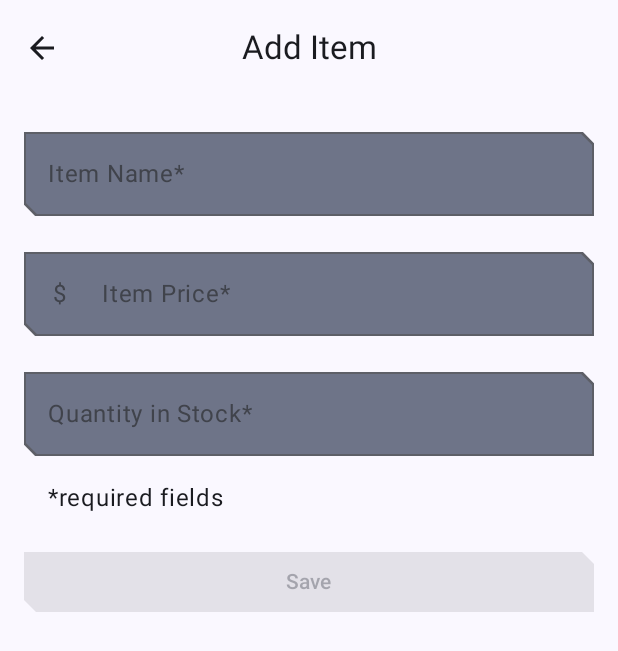
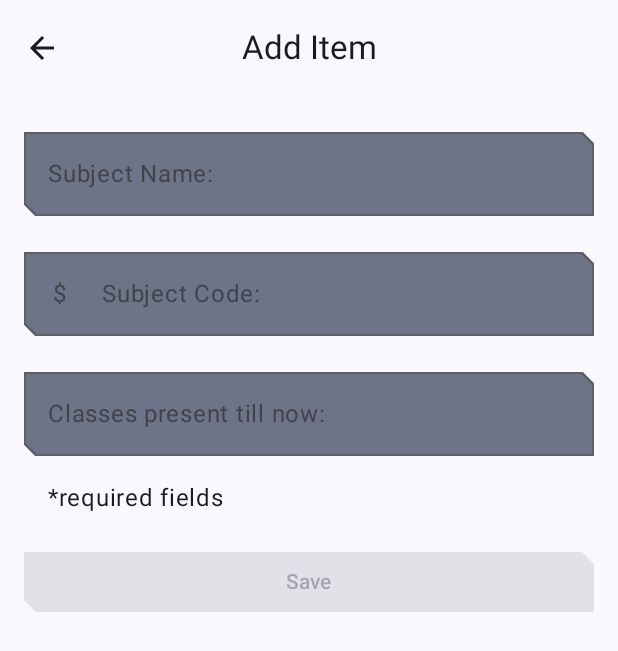
Before and after one commit to Walker31/ATrack, an Android app built with Jetpack Compose: the ItemEntryScreen screen opened through its navigation route, on a phone screen of 412 x 824 dp. Shown: the top 651 px of the screen. Run offline under Robolectric (Android 15) with nearby library versions, the phone set to English and light mode, and no system bars.

Commit message:
Update 1

```diff
--- a/app/src/main/AndroidManifest.xml
+++ b/app/src/main/AndroidManifest.xml
@@ -9,7 +9,7 @@
         android:fullBackupContent="@xml/backup_rules"
         android:icon="@mipmap/newicon_foreground"
         android:label="@string/app_name"
-        android:roundIcon="@mipmap/ic_launcher_round"
+        android:roundIcon="@mipmap/newicon_round"
         android:supportsRtl="true"
         android:theme="@style/Theme.ATrack"
         tools:targetApi="31">
--- a/app/src/main/java/com/example/atrack/ui/home/HomeScreen.kt
+++ b/app/src/main/java/com/example/atrack/ui/home/HomeScreen.kt
@@ -2,6 +2,7 @@ package com.example.atrack.ui.home
 
 import androidx.compose.foundation.Image
 import androidx.compose.foundation.clickable
+import androidx.compose.foundation.isSystemInDarkTheme
 import androidx.compose.foundation.layout.Arrangement
 import androidx.compose.foundation.layout.Column
 import androidx.compose.foundation.layout.Row
@@ -101,10 +102,11 @@ private fun HomeBody(
         modifier = modifier
     ) {
         if (itemList.isEmpty()) {
+            if (isSystemInDarkTheme()) {
                 Image(
                     painter = painterResource(id = R.drawable.sad_face),
                     contentDescription = "Sad Face",
-                modifier=modifier
+                    modifier = modifier
                         .size(200.dp)
                 )
                 Text(
@@ -115,6 +117,22 @@ private fun HomeBody(
                         .fillMaxWidth()
                 )
             } else {
+                Image(
+                    painter = painterResource(id = R.drawable.sad_face_white),
+                    contentDescription = "Sad Face",
+                    modifier = modifier
+                        .size(200.dp)
+                )
+                Text(
+                    text = stringResource(R.string.no_item_description),
+                    textAlign = TextAlign.Center,
+                    style = MaterialTheme.typography.titleLarge,
+                    modifier = Modifier
+                        .fillMaxWidth()
+                )
+            }
+        }
+        else {
             InventoryList(
                 itemList = itemList,
                 onItemClick = { onItemClick(it.id) },
--- a/app/src/main/java/com/example/atrack/ui/item/ItemEntryScreen.kt
+++ b/app/src/main/java/com/example/atrack/ui/item/ItemEntryScreen.kt
@@ -113,7 +113,7 @@ fun ItemInputForm(
         OutlinedTextField(
             value = itemDetails.subName,
             onValueChange = { onValueChange(itemDetails.copy(subName = it)) },
-            label = { Text(stringResource(R.string.item_name_req)) },
+            label = { Text(stringResource(R.string.SubName)) },
             colors = OutlinedTextFieldDefaults.colors(
                 focusedContainerColor = MaterialTheme.colorScheme.secondaryContainer,
                 unfocusedContainerColor = MaterialTheme.colorScheme.secondaryContainer,
@@ -126,7 +126,7 @@ fun ItemInputForm(
         OutlinedTextField(
             value = itemDetails.subCode,
             onValueChange = { onValueChange(itemDetails.copy(subCode = it)) },
-            label = { Text(stringResource(R.string.item_price_req)) },
+            label = { Text(stringResource(R.string.SubCode)) },
             colors = OutlinedTextFieldDefaults.colors(
                 focusedContainerColor = MaterialTheme.colorScheme.secondaryContainer,
                 unfocusedContainerColor = MaterialTheme.colorScheme.secondaryContainer,
@@ -141,7 +141,7 @@ fun ItemInputForm(
             value = itemDetails.nPresent,
             onValueChange = { onValueChange(itemDetails.copy(nPresent = it.toString())) },
             keyboardOptions = KeyboardOptions(keyboardType = KeyboardType.Number),
-            label = { Text(stringResource(R.string.quantity_req)) },
+            label = { Text(stringResource(R.string.nPresent)) },
             colors = OutlinedTextFieldDefaults.colors(
                 focusedContainerColor = MaterialTheme.colorScheme.secondaryContainer,
                 unfocusedContainerColor = MaterialTheme.colorScheme.secondaryContainer,
--- a/app/src/main/res/values/strings.xml
+++ b/app/src/main/res/values/strings.xml
@@ -23,5 +23,6 @@
     <string name="SubName">Subject Name:</string>
     <string name="SubCode">Subject Code:</string>
     <string name="nTotal">Total Classes:</string>
+    <string name="nPresent">Classes present till now:</string>
 
 </resources>
```
Also changed, not shown: app/src/main/java/com/example/atrack/ui/DatePicker.kt (added, +53 -0 lines), app/src/main/res/drawable/newicon_playstore.png (added), app/src/main/res/drawable/sad_face_white.jpg (added), 1 other file. Lines whose indentation alone changed are shown as unchanged.
